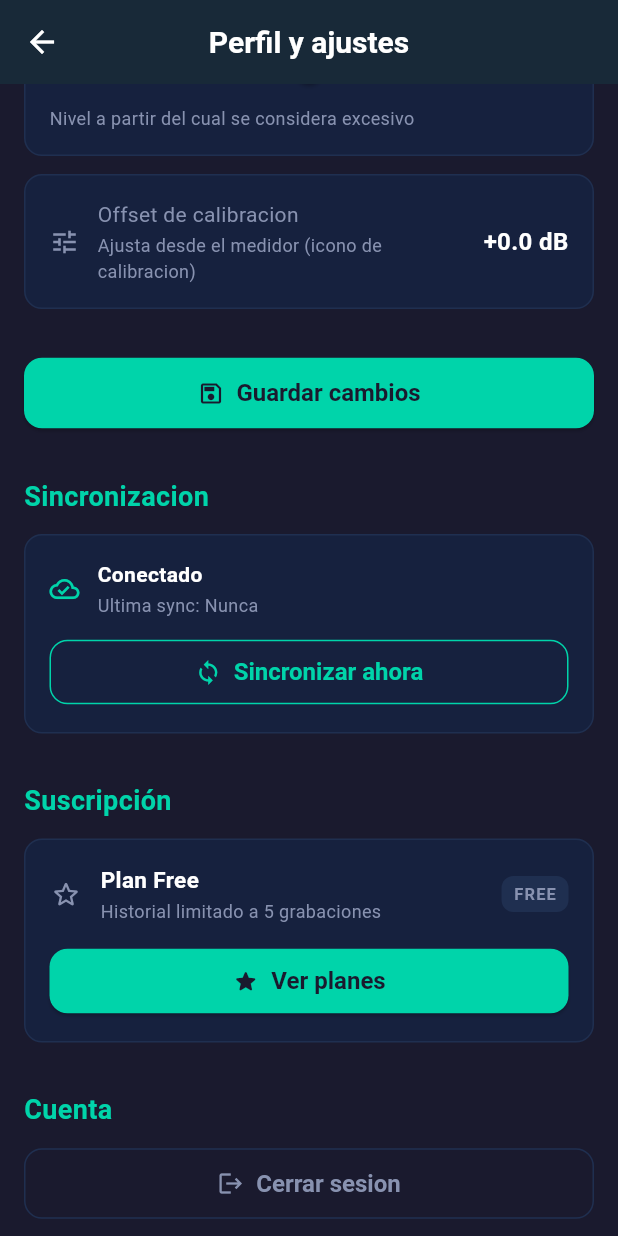
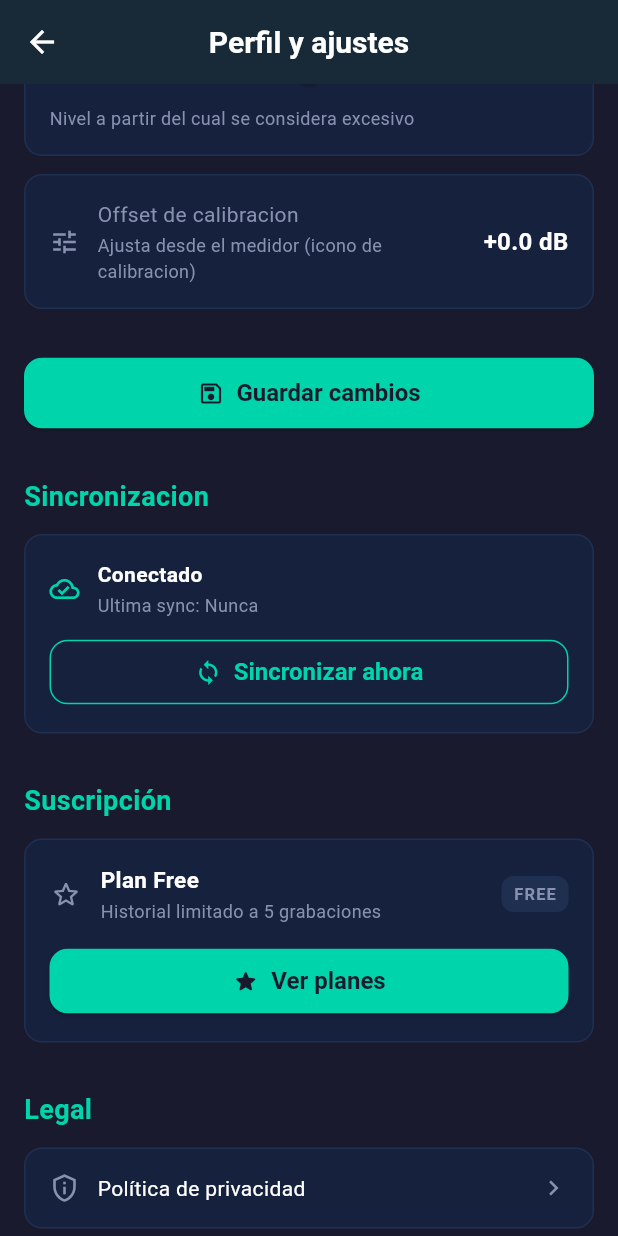
Before and after one commit to redsocialgroup3-coder/dblog, a Flutter app: the ProfileScreen screen opened directly, scrolled down 576 dp, on a phone screen of 412 x 824 dp. Run offline on Flutter 3.47's test engine with Material 3 defaults, Android fonts, the phone set to English and light mode, and no system bars; our stand-ins replace battery_plus, connectivity_plus, firebase_auth, firebase_core, fl_chart, flutter_local_notifications and 7 more; missing offline and left inert: noise_meter, purchases_flutter, record; accounts and stored records are empty.

Commit message:
chore(app): preparar configuración y metadata para App Store y Google Play (#61)
Co-authored-by: Orlando Rubén Marqués Lau <orlando.marques@treew.com>

```diff
--- a/dblog-app/lib/features/profile/widgets/profile_screen.dart
+++ b/dblog-app/lib/features/profile/widgets/profile_screen.dart
@@ -6,6 +6,8 @@ import '../../../core/payments/payment_provider.dart';
 import '../../../core/sync/sync_provider.dart';
 import '../../../shared/theme/app_theme.dart';
 import '../../auth/widgets/login_screen.dart';
+import '../../legal/widgets/privacy_policy_screen.dart';
+import '../../legal/widgets/terms_screen.dart';
 import '../../subscription/widgets/subscription_screen.dart';
 import '../providers/profile_provider.dart';
 
@@ -239,6 +241,31 @@ class _ProfileScreenState extends State<ProfileScreen> {
 
                   // Seccion: Suscripcion.
                   _buildSubscriptionSection(),
+
+                  const SizedBox(height: 32),
+
+                  // Seccion: Legal.
+                  _buildSectionTitle('Legal'),
+                  const SizedBox(height: 12),
+                  _buildLegalLink(
+                    icon: Icons.privacy_tip_outlined,
+                    label: 'Política de privacidad',
+                    onTap: () => Navigator.of(context).push(
+                      MaterialPageRoute(
+                        builder: (_) => const PrivacyPolicyScreen(),
+                      ),
+                    ),
+                  ),
+                  const SizedBox(height: 8),
+                  _buildLegalLink(
+                    icon: Icons.description_outlined,
+                    label: 'Términos de uso',
+                    onTap: () => Navigator.of(context).push(
+                      MaterialPageRoute(
+                        builder: (_) => const TermsScreen(),
+                      ),
+                    ),
+                  ),
 
                   const SizedBox(height: 32),
 
@@ -655,6 +682,42 @@ class _ProfileScreenState extends State<ProfileScreen> {
     );
   }
 
+  Widget _buildLegalLink({
+    required IconData icon,
+    required String label,
+    required VoidCallback onTap,
+  }) {
+    return InkWell(
+      onTap: onTap,
+      borderRadius: BorderRadius.circular(AppTheme.borderRadiusMd),
+      child: Container(
+        padding: const EdgeInsets.all(16),
+        decoration: BoxDecoration(
+          color: AppTheme.surface,
+          borderRadius: BorderRadius.circular(AppTheme.borderRadiusMd),
+          border: Border.all(color: AppTheme.surfaceLight),
+        ),
+        child: Row(
+          children: [
+            Icon(icon, color: AppTheme.textSecondary, size: 20),
+            const SizedBox(width: 12),
+            Expanded(
+              child: Text(
+                label,
+                style: const TextStyle(
+                  color: AppTheme.textPrimary,
+                  fontSize: 14,
+                ),
+              ),
+            ),
+            const Icon(Icons.chevron_right,
+                color: AppTheme.textSecondary, size: 20),
+          ],
+        ),
+      ),
+    );
+  }
+
   Widget _buildCalibrationDisplay() {
     return Container(
       padding: const EdgeInsets.all(16),
--- /dev/null
+++ b/store_metadata/es/keywords.txt
@@ -0,0 +1 @@
+ruido,vecinos,decibelios,sonómetro,denuncia,informe,legal,contaminación acústica,medir ruido,ruido vecinal,grabación,prueba,medidor,dB,ruidos molestos,normativa,comunidad,vecindario
--- /dev/null
+++ b/store_metadata/es/short_description.txt
@@ -0,0 +1 @@
+Mide el ruido vecinal en decibelios, graba pruebas y genera informes legales.
--- /dev/null
+++ b/store_metadata/es/title.txt
@@ -0,0 +1 @@
+dBLog - Mide y denuncia el ruido vecinal
```
Also changed, not shown: dblog-app/lib/features/legal/widgets/privacy_policy_screen.dart (added, +161 -0 lines), dblog-app/lib/features/legal/widgets/terms_screen.dart (added, +139 -0 lines), dblog-app/pubspec.yaml (+4 -5 lines), store_metadata/es/full_description.txt (added, +30 -0 lines), 7 other files.
